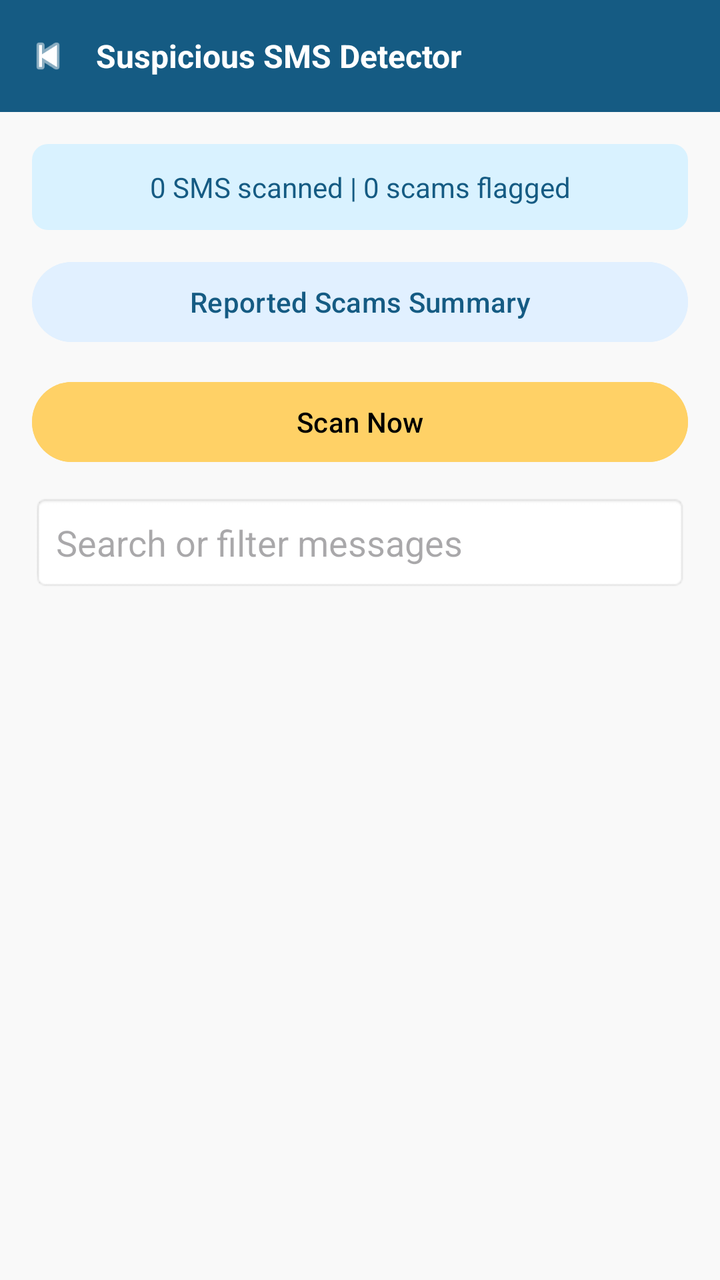
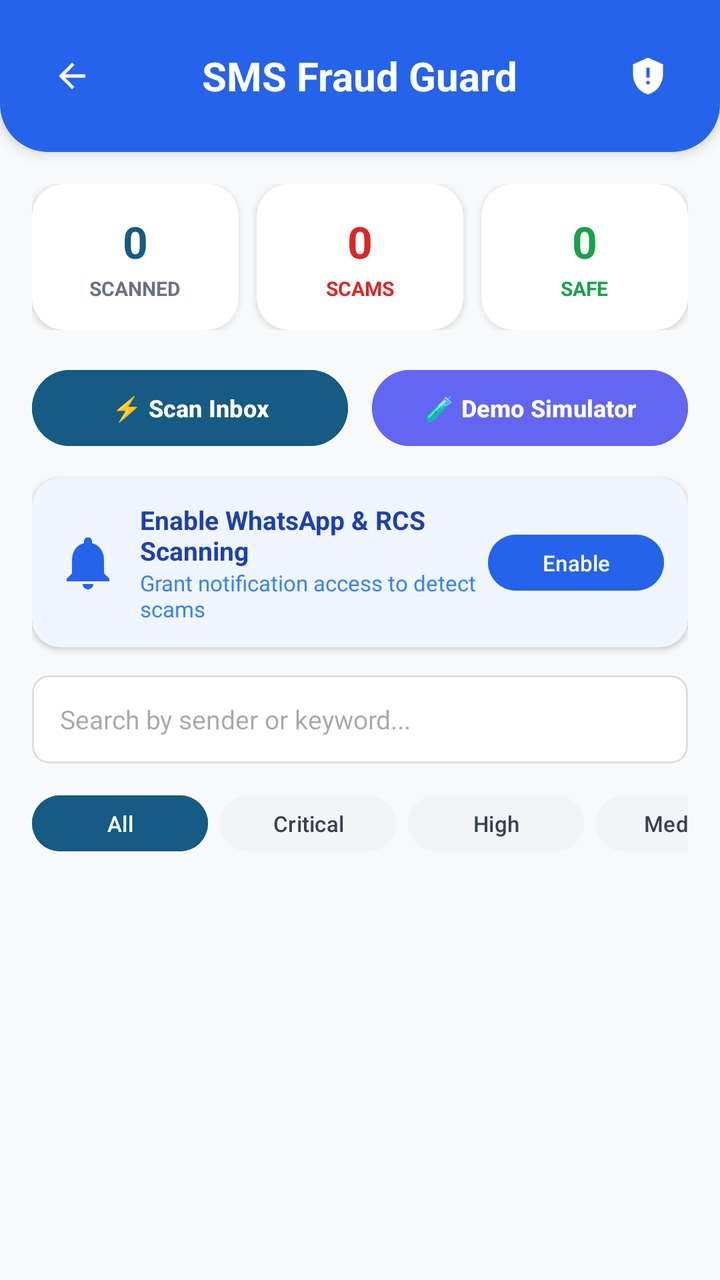

Screens rendered from an Android XML layout before and after an edit, with the pre-edit source and the edit as a unified diff.
<!-- AndroidManifest.xml: application theme Theme.Material3.DayNight.NoActionBar -->
<!-- res/layout/activity_sms_detector.xml -->
<?xml version="1.0" encoding="utf-8"?>
<LinearLayout xmlns:android="http://schemas.android.com/apk/res/android"
    android:layout_width="match_parent"
    android:layout_height="match_parent"
    android:orientation="vertical"
    android:background="#F9F9F9">

    
    <LinearLayout
        android:layout_width="match_parent"
        android:layout_height="56dp"
        android:background="#155B83"
        android:gravity="center_vertical"
        android:padding="12dp">

        <ImageView
            android:id="@+id/btnBack"
            android:layout_width="24dp"
            android:layout_height="24dp"
            android:src="@android:drawable/ic_media_previous"
            android:tint="#FFFFFF"
           />

        <TextView
            android:layout_width="wrap_content"
            android:layout_height="wrap_content"
            android:text="Suspicious SMS Detector"
            android:textColor="#FFFFFF"
            android:textStyle="bold"
            android:textSize="16sp"
            android:layout_marginStart="12dp"/>
    </LinearLayout>

    <ScrollView
        android:layout_width="match_parent"
        android:layout_height="match_parent"
        android:padding="16dp">

        <LinearLayout
            android:layout_width="match_parent"
            android:layout_height="wrap_content"
            android:orientation="vertical">

            
            <TextView
                android:id="@+id/tvStats"
                android:layout_width="match_parent"
                android:layout_height="wrap_content"
                android:text="0 SMS scanned | 0 scams flagged"
                android:gravity="center"
                android:textColor="#155B83"
                android:padding="12dp"
                android:background="@drawable/bg_card"
                android:layout_marginBottom="12dp"/>

            
            <Button
                android:id="@+id/btnReportedScams"
                android:layout_width="match_parent"
                android:layout_height="wrap_content"
                android:text="Reported Scams Summary"
                android:backgroundTint="#E1F0FF"
                android:textColor="#155B83"
                android:layout_marginBottom="12dp"/>

            
            <Button
                android:id="@+id/btnScanNow"
                android:layout_width="match_parent"
                android:layout_height="wrap_content"
                android:text="Scan Now"
                android:backgroundTint="#FFD166"
                android:textColor="#000000"
                android:layout_marginBottom="12dp"/>

            
            <EditText
                android:id="@+id/etSearch"
                android:layout_width="match_parent"
                android:layout_height="wrap_content"
                android:hint="Search or filter messages"
                android:padding="12dp"
                android:background="@android:drawable/editbox_background"
                android:layout_marginBottom="16dp"/>

            
            <LinearLayout
                android:id="@+id/smsListContainer"
                android:layout_width="match_parent"
                android:layout_height="wrap_content"
                android:orientation="vertical"/>

        </LinearLayout>
    </ScrollView>
</LinearLayout>
<!-- resources referenced by this layout -->
<resources>
  <!-- drawable bg_card (drawable) -->
  <shape xmlns:android="http://schemas.android.com/apk/res/android"
      android:shape="rectangle">
      <solid android:color="#D9F2FF" /> 
      <corners android:radius="8dp" />
  </shape>
</resources>

<!-- the commit's change to res/layout/activity_sms_detector.xml (unified diff, before → after) -->
@@ -1,95 +1,426 @@
 <?xml version="1.0" encoding="utf-8"?>
-<LinearLayout xmlns:android="http://schemas.android.com/apk/res/android"
+<RelativeLayout xmlns:android="http://schemas.android.com/apk/res/android"
+    xmlns:app="http://schemas.android.com/apk/res-auto"
     android:layout_width="match_parent"
     android:layout_height="match_parent"
-    android:orientation="vertical"
-    android:background="#F9F9F9">
+    android:background="#F8F9FA">
 
     
-    <LinearLayout
+    <RelativeLayout
+        android:id="@+id/topBar"
         android:layout_width="match_parent"
-        android:layout_height="56dp"
-        android:background="#155B83"
-        android:gravity="center_vertical"
-        android:padding="12dp">
+        android:layout_height="wrap_content"
+        android:background="@drawable/bg_top_bar_rounded"
+        android:paddingHorizontal="16dp"
+        android:paddingTop="16dp"
+        android:paddingBottom="20dp"
+        android:elevation="4dp">
 
         <ImageView
             android:id="@+id/btnBack"
-            android:layout_width="24dp"
-            android:layout_height="24dp"
-            android:src="@android:drawable/ic_media_previous"
-            android:tint="#FFFFFF"
-           />
+            android:layout_width="40dp"
+            android:layout_height="40dp"
+            android:layout_centerVertical="true"
+            android:src="@drawable/ic_back"
+            android:background="@drawable/bg_icon_ripple"
+            android:padding="10dp"
+            app:tint="#FFFFFF" />
 
         <TextView
             android:layout_width="wrap_content"
             android:layout_height="wrap_content"
-            android:text="Suspicious SMS Detector"
+            android:layout_centerInParent="true"
+            android:text="SMS Fraud Guard"
             android:textColor="#FFFFFF"
-            android:textStyle="bold"
-            android:textSize="16sp"
-            android:layout_marginStart="12dp"/>
-    </LinearLayout>
-
-    <ScrollView
+            android:textSize="20sp"
+            android:textStyle="bold" />
+
+        <ImageView
+            android:id="@+id/btnTestDemo"
+            android:layout_width="40dp"
+            android:layout_height="40dp"
+            android:layout_alignParentEnd="true"
+            android:layout_centerVertical="true"
+            android:src="@drawable/ic_shield_alert"
+            android:background="@drawable/bg_icon_ripple"
+            android:padding="10dp"
+            app:tint="#FFFFFF" />
+    </RelativeLayout>
+
+    
+    <androidx.core.widget.NestedScrollView
         android:layout_width="match_parent"
         android:layout_height="match_parent"
-        android:padding="16dp">
+        android:layout_below="@id/topBar"
+        android:scrollbars="none"
+        android:fillViewport="true">
 
         <LinearLayout
             android:layout_width="match_parent"
             android:layout_height="wrap_content"
-            android:orientation="vertical">
-
-            
+            android:orientation="vertical"
+            android:paddingHorizontal="16dp"
+            android:paddingTop="16dp"
+            android:paddingBottom="24dp">
+
+            
+            <LinearLayout
+                android:id="@+id/summaryCards"
+                android:layout_width="match_parent"
+                android:layout_height="wrap_content"
+                android:orientation="horizontal"
+                android:weightSum="3"
+                android:layout_marginBottom="16dp">
+
+                
+                <androidx.cardview.widget.CardView
+                    android:layout_width="0dp"
+                    android:layout_height="wrap_content"
+                    android:layout_weight="1"
+                    android:layout_marginEnd="6dp"
+                    app:cardCornerRadius="16dp"
+                    app:cardElevation="2dp"
+                    app:cardBackgroundColor="#FFFFFF">
+
+                    <LinearLayout
+                        android:layout_width="match_parent"
+                        android:layout_height="wrap_content"
+                        android:orientation="vertical"
+                        android:padding="14dp"
+                        android:gravity="center">
+
+                        <TextView
+                            android:id="@+id/tvScannedCount"
+                            android:layout_width="wrap_content"
+                            android:layout_height="wrap_content"
+                            android:text="0"
+                            android:textColor="#155B83"
+                            android:textSize="22sp"
+                            android:textStyle="bold" />
+
+                        <TextView
+                            android:layout_width="wrap_content"
+                            android:layout_height="wrap_content"
+                            android:text="SCANNED"
+                            android:textColor="#6B7280"
+                            android:textSize="10sp"
+                            android:textStyle="bold"
+                            android:layout_marginTop="2dp" />
+                    </LinearLayout>
+                </androidx.cardview.widget.CardView>
+
+                
+                <androidx.cardview.widget.CardView
+                    android:layout_width="0dp"
+                    android:layout_height="wrap_content"
+                    android:layout_weight="1"
+                    android:layout_marginHorizontal="3dp"
+                    app:cardCornerRadius="16dp"
+                    app:cardElevation="2dp"
+                    app:cardBackgroundColor="#FFFFFF">
+
+                    <LinearLayout
+                        android:layout_width="match_parent"
+                        android:layout_height="wrap_content"
+                        android:orientation="vertical"
+                        android:padding="14dp"
+                        android:gravity="center">
+
+                        <TextView
+                            android:id="@+id/tvScamCount"
+                            android:layout_width="wrap_content"
+                            android:layout_height="wrap_content"
+                            android:text="0"
+                            android:textColor="#DC2626"
+                            android:textSize="22sp"
+                            android:textStyle="bold" />
+
+                        <TextView
+                            android:layout_width="wrap_content"
+                            android:layout_height="wrap_content"
+                            android:text="SCAMS"
+                            android:textColor="#DC2626"
+                            android:textSize="10sp"
+                            android:textStyle="bold"
+                            android:layout_marginTop="2dp" />
+                    </LinearLayout>
+                </androidx.cardview.widget.CardView>
+
+                
+                <androidx.cardview.widget.CardView
+                    android:layout_width="0dp"
+                    android:layout_height="wrap_content"
+                    android:layout_weight="1"
+                    android:layout_marginStart="6dp"
+                    app:cardCornerRadius="16dp"
+                    app:cardElevation="2dp"
+                    app:cardBackgroundColor="#FFFFFF">
+
+                    <LinearLayout
+                        android:layout_width="match_parent"
+                        android:layout_height="wrap_content"
+                        android:orientation="vertical"
+                        android:padding="14dp"
+                        android:gravity="center">
+
+                        <TextView
+                            android:id="@+id/tvSafeCount"
+                            android:layout_width="wrap_content"
+                            android:layout_height="wrap_content"
+                            android:text="0"
+                            android:textColor="#16A34A"
+                            android:textSize="22sp"
+                            android:textStyle="bold" />
+
+                        <TextView
+                            android:layout_width="wrap_content"
+                            android:layout_height="wrap_content"
+                            android:text="SAFE"
+                            android:textColor="#16A34A"
+                            android:textSize="10sp"
+                            android:textStyle="bold"
+                            android:layout_marginTop="2dp" />
+                    </LinearLayout>
+                </androidx.cardview.widget.CardView>
+            </LinearLayout>
+
+            
+            <LinearLayout
+                android:layout_width="match_parent"
+                android:layout_height="wrap_content"
+                android:orientation="horizontal"
+                android:layout_marginBottom="12dp">
+
+                <Button
+                    android:id="@+id/btnScanNow"
+                    android:layout_width="0dp"
+                    android:layout_height="46dp"
+                    android:layout_weight="1"
+                    android:text="⚡ Scan Inbox"
+                    android:textSize="12sp"
+                    android:textStyle="bold"
+                    android:backgroundTint="#155B83"
+                    android:textColor="#FFFFFF"
+                    android:layout_marginEnd="6dp" />
+
+                <Button
+                    android:id="@+id/btnDemoSimulate"
+                    android:layout_width="0dp"
+                    android:layout_height="46dp"
+                    android:layout_weight="1"
+                    android:text="🧪 Demo Simulator"
+                    android:textSize="12sp"
+                    android:textStyle="bold"
+                    android:backgroundTint="#6366F1"
+                    android:textColor="#FFFFFF"
+                    android:layout_marginStart="6dp" />
+            </LinearLayout>
+
+            
+            <androidx.cardview.widget.CardView
+                android:id="@+id/cardNotifAccess"
+                android:layout_width="match_parent"
+                android:layout_height="wrap_content"
+                android:layout_marginBottom="14dp"
+                app:cardCornerRadius="14dp"
+                app:cardElevation="2dp"
+                app:cardBackgroundColor="#EFF6FF">
+
+                <LinearLayout
+                    android:layout_width="match_parent"
+                    android:layout_height="wrap_content"
+                    android:orientation="horizontal"
+                    android:padding="12dp"
+                    android:gravity="center_vertical">
+
+                    <ImageView
+                        android:layout_width="32dp"
+                        android:layout_height="32dp"
+                        android:src="@drawable/ic_bell"
+                        app:tint="#2563EB" />
+
+                    <LinearLayout
+                        android:layout_width="0dp"
+                        android:layout_height="wrap_content"
+                        android:layout_weight="1"
+                        android:layout_marginStart="10dp"
+                        android:orientation="vertical">
+
+                        <TextView
+                            android:layout_width="wrap_content"
+                            android:layout_height="wrap_content"
+                            android:text="Enable WhatsApp &amp; RCS Scanning"
+                            android:textColor="#1E40AF"
+                            android:textSize="13sp"
+                            android:textStyle="bold" />
+
+                        <TextView
+                            android:layout_width="wrap_content"
+                            android:layout_height="wrap_content"
+                            android:text="Grant notification access to detect scams"
+                            android:textColor="#3B82F6"
+                            android:textSize="11sp" />
+                    </LinearLayout>
+
+                    <Button
+                        android:id="@+id/btnGrantNotifAccess"
+                        android:layout_width="wrap_content"
+                        android:layout_height="36dp"
+                        android:text="Enable"
+                        android:textSize="11sp"
+                        android:backgroundTint="#2563EB"
+                        android:textColor="#FFFFFF" />
+                </LinearLayout>
+            </androidx.cardview.widget.CardView>
+
+            
+            <EditText
+                android:id="@+id/etSearch"
+                android:layout_width="match_parent"
+                android:layout_height="44dp"
+                android:hint="Search by sender or keyword..."
+                android:textColor="#1F2937"
+                android:textSize="13sp"
+                android:background="@drawable/edittext_bg"
+                android:paddingHorizontal="14dp"
+                android:singleLine="true"
+                android:layout_marginBottom="12dp" />
+
+            
+            <HorizontalScrollView
+                android:layout_width="match_parent"
+                android:layout_height="wrap_content"
+                android:scrollbars="none"
+                android:layout_marginBottom="12dp">
+
+                <LinearLayout
+                    android:layout_width="wrap_content"
+                    android:layout_height="wrap_content"
+                    android:orientation="horizontal">
+
+                    <Button
+                        android:id="@+id/tabAll"
+                        android:layout_width="wrap_content"
+                        android:layout_height="36dp"
+                        android:text="All"
+                        android:textSize="11sp"
+                        android:backgroundTint="#155B83"
+                        android:textColor="#FFFFFF"
+                        android:layout_marginEnd="6dp" />
+
+                    <Button
+                        android:id="@+id/tabCritical"
+                        android:layout_width="wrap_content"
+                        android:layout_height="36dp"
+                        android:text="Critical"
+                        android:textSize="11sp"
+                        android:backgroundTint="#F3F4F6"
+                        android:textColor="#374151"
+                        android:layout_marginEnd="6dp" />
+
+                    <Button
+                        android:id="@+id/tabHigh"
+                        android:layout_width="wrap_content"
+                        android:layout_height="36dp"
+                        android:text="High"
+                        android:textSize="11sp"
+                        android:backgroundTint="#F3F4F6"
+                        android:textColor="#374151"
+                        android:layout_marginEnd="6dp" />
+
+                    <Button
+                        android:id="@+id/tabMedium"
+                        android:layout_width="wrap_content"
+                        android:layout_height="36dp"
+                        android:text="Medium"
+                        android:textSize="11sp"
+                        android:backgroundTint="#F3F4F6"
+                        android:textColor="#374151"
+                        android:layout_marginEnd="6dp" />
+
+                    <Button
+                        android:id="@+id/tabSafe"
+                        android:layout_width="wrap_content"
+                        android:layout_height="36dp"
+                        android:text="Safe"
+                        android:textSize="11sp"
+                        android:backgroundTint="#F3F4F6"
+                        android:textColor="#374151" />
+                </LinearLayout>
+            </HorizontalScrollView>
+
+            
+            <ProgressBar
+                android:id="@+id/scanProgressBar"
+                android:layout_width="wrap_content"
+                android:layout_height="wrap_content"
+                android:layout_gravity="center"
+                android:visibility="gone"
+                android:layout_marginVertical="16dp" />
+
+            
+            <LinearLayout
+                android:id="@+id/emptyLayout"
+                android:layout_width="match_parent"
+                android:layout_height="wrap_content"
+                android:orientation="vertical"
+                android:gravity="center"
+                android:padding="32dp"
+                android:visibility="gone">
+
+                <ImageView
+                    android:layout_width="64dp"
+                    android:layout_height="64dp"
+                    android:src="@drawable/ic_check_circle"
+                    app:tint="#10B981" />
+
+                <TextView
+                    android:layout_width="wrap_content"
+                    android:layout_height="wrap_content"
+                    android:text="No Threat Messages Found"
+                    android:textColor="#1F2937"
+                    android:textSize="16sp"
+                    android:textStyle="bold"
+                    android:layout_marginTop="12dp" />
+
+                <TextView
+                    android:layout_width="wrap_content"
+                    android:layout_height="wrap_content"
+                    android:text="Tap 'Scan Inbox' or 'Demo Simulator' to test messages"
+                    android:textColor="#6B7280"
+                    android:textSize="12sp"
+                    android:layout_marginTop="4dp"
+                    android:gravity="center" />
+            </LinearLayout>
+
+            
+            <androidx.recyclerview.widget.RecyclerView
+                android:id="@+id/recyclerViewSms"
+                android:layout_width="match_parent"
+                android:layout_height="wrap_content"
+                android:nestedScrollingEnabled="false" />
+
+            
+            <LinearLayout
+                android:id="@+id/smsListContainer"
+                android:layout_width="match_parent"
+                android:layout_height="wrap_content"
+                android:orientation="vertical"
+                android:visibility="gone" />
+
             <TextView
                 android:id="@+id/tvStats"
-                android:layout_width="match_parent"
-                android:layout_height="wrap_content"
-                android:text="0 SMS scanned | 0 scams flagged"
-                android:gravity="center"
-                android:textColor="#155B83"
-                android:padding="12dp"
-                android:background="@drawable/bg_card"
-                android:layout_marginBottom="12dp"/>
-
-            
+                android:layout_width="wrap_content"
+                android:layout_height="wrap_content"
+                android:visibility="gone" />
+
             <Button
                 android:id="@+id/btnReportedScams"
-                android:layout_width="match_parent"
-                android:layout_height="wrap_content"
-                android:text="Reported Scams Summary"
-                android:backgroundTint="#E1F0FF"
-                android:textColor="#155B83"
-                android:layout_marginBottom="12dp"/>
-
-            
-            <Button
-                android:id="@+id/btnScanNow"
-                android:layout_width="match_parent"
-                android:layout_height="wrap_content"
-                android:text="Scan Now"
-                android:backgroundTint="#FFD166"
-                android:textColor="#000000"
-                android:layout_marginBottom="12dp"/>
-
-            
-            <EditText
-                android:id="@+id/etSearch"
-                android:layout_width="match_parent"
-                android:layout_height="wrap_content"
-                android:hint="Search or filter messages"
-                android:padding="12dp"
-                android:background="@android:drawable/editbox_background"
-                android:layout_marginBottom="16dp"/>
-
-            
-            <LinearLayout
-                android:id="@+id/smsListContainer"
-                android:layout_width="match_parent"
-                android:layout_height="wrap_content"
-                android:orientation="vertical"/>
+                android:layout_width="wrap_content"
+                android:layout_height="wrap_content"
+                android:visibility="gone" />
 
         </LinearLayout>
-    </ScrollView>
-</LinearLayout>
+    </androidx.core.widget.NestedScrollView>
+
+</RelativeLayout>
<!-- resource entries referenced after the edit -->
@@ -1,10 +1,74 @@
 <!-- resources referenced by this layout -->
 <resources>
-  <!-- drawable bg_card (drawable) -->
+  <!-- drawable bg_icon_ripple (drawable) -->
+  <?xml version="1.0" encoding="utf-8"?>
+  <ripple xmlns:android="http://schemas.android.com/apk/res/android"
+      android:color="#40FFFFFF"> 
+      <item android:id="@android:id/mask">
+          <shape android:shape="oval">
+              <solid android:color="#FFFFFF" />
+          </shape>
+      </item>
+  </ripple>
+  <!-- drawable bg_top_bar_rounded (drawable) -->
+  <?xml version="1.0" encoding="utf-8"?>
   <shape xmlns:android="http://schemas.android.com/apk/res/android"
       android:shape="rectangle">
-      <solid android:color="#D9F2FF" /> 
+      <solid android:color="@color/primary_blue" />
+      <corners android:bottomLeftRadius="24dp" android:bottomRightRadius="24dp" />
+  </shape>
+  <!-- drawable edittext_bg (drawable) -->
+  <shape xmlns:android="http://schemas.android.com/apk/res/android"
+      android:shape="rectangle">
+      <solid android:color="#FFFFFF" />
+      <stroke android:width="1dp" android:color="#DDDDDD" />
       <corners android:radius="8dp" />
   </shape>
+  <!-- drawable ic_back (drawable) -->
+  <vector xmlns:android="http://schemas.android.com/apk/res/android"
+      android:width="24dp"
+      android:height="24dp"
+      android:viewportWidth="24"
+      android:viewportHeight="24">
+      <path
+          android:fillColor="#000000"
+          android:pathData="M20,11H7.83l5.59-5.59L12,4l-8,8 8,8 1.41-1.41L7.83,13H20v-2z"/>
+  </vector>
+  <!-- drawable ic_bell (drawable) -->
+  <?xml version="1.0" encoding="utf-8"?>
+  <vector xmlns:android="http://schemas.android.com/apk/res/android"
+      android:width="24dp"
+      android:height="24dp"
+      android:viewportWidth="24"
+      android:viewportHeight="24">
+      
+      <path
+          android:fillColor="#F59E0B"
+          android:pathData="M12,22c1.1,0 2-0.9 2-2h-4C10,21.1 10.9,22 12,22zM18,16v-5c0-3.07-1.64-5.64-4.5-6.32V4c0-0.83-0.67-1.5-1.5-1.5S10.5,3.17 10.5,4v0.68C7.63,5.36 6,7.92 6,11v5l-2,2v1h16v-1L18,16z"/>
+  </vector>
+  <!-- drawable ic_check_circle (drawable) -->
+  <?xml version="1.0" encoding="utf-8"?>
+  <vector xmlns:android="http://schemas.android.com/apk/res/android"
+      android:width="24dp"
+      android:height="24dp"
+      android:viewportWidth="24"
+      android:viewportHeight="24">
+      
+      <path
+          android:fillColor="#FFFFFF"
+          android:pathData="M12,2C6.48,2 2,6.48 2,12s4.48,10 10,10s10-4.48 10-10S17.52,2 12,2zM10,17l-5-5l1.41-1.41L10,14.17l7.59-7.59L19,8L10,17z"/>
+  </vector>
+  <!-- drawable ic_shield_alert (drawable) -->
+  <?xml version="1.0" encoding="utf-8"?>
+  <vector xmlns:android="http://schemas.android.com/apk/res/android"
+      android:width="24dp"
+      android:height="24dp"
+      android:viewportWidth="24"
+      android:viewportHeight="24">
+      <path
+          android:fillColor="#EF4444"
+          android:pathData="M12,1L3,5v6c0,5.55 3.84,10.74 9,12c5.16,-1.26 9,-6.45 9,-12V5L12,1zM11,15h2v2h-2v-2zM11,7h2v6h-2V7z" />
+  </vector>
+  <color name="primary_blue">#2563EB</color>
 </resources>
 
